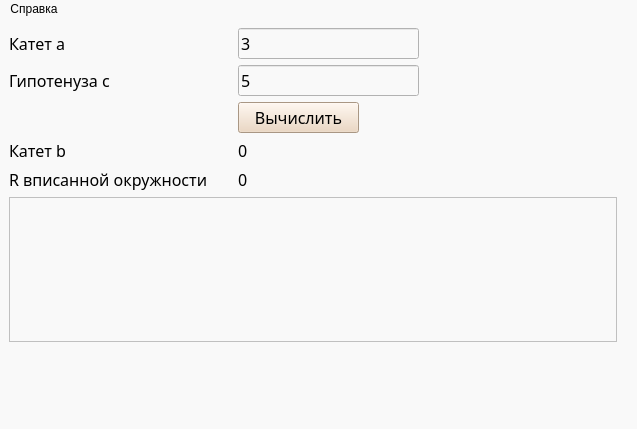
Above: with_class_qt/mainwindow.ui from ivtipm/oop2022-arsentyeva-n before the change. Below: the same form after it.
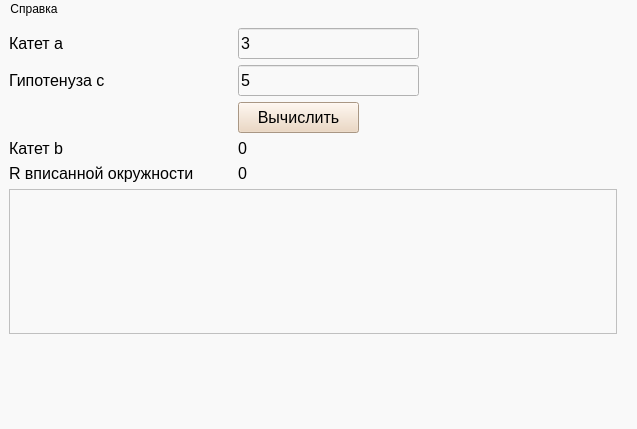
That is the form after the change. Icons and pictures are not drawn.

```diff
--- a/with_class_qt/mainwindow.ui
+++ b/with_class_qt/mainwindow.ui
@@ -24,7 +24,6 @@
   </property>
   <property name="font">
    <font>
-    <family>Segoe UI Semilight</family>
     <pointsize>12</pointsize>
    </font>
   </property>
@@ -45,7 +44,6 @@
      <widget class="QLabel" name="label_hypotenuse">
       <property name="font">
        <font>
-        <family>Segoe UI Semilight</family>
         <pointsize>12</pointsize>
        </font>
       </property>
@@ -64,7 +62,6 @@
       </property>
       <property name="font">
        <font>
-        <family>Segoe UI Semilight</family>
         <pointsize>12</pointsize>
        </font>
       </property>
@@ -77,7 +74,6 @@
      <widget class="QLabel" name="label_secondCathetus">
       <property name="font">
        <font>
-        <family>Segoe UI Semilight</family>
         <pointsize>12</pointsize>
        </font>
       </property>
@@ -102,7 +98,6 @@
       </property>
       <property name="font">
        <font>
-        <family>Segoe UI Semilight</family>
         <pointsize>12</pointsize>
        </font>
       </property>
@@ -127,7 +122,6 @@
       </property>
       <property name="font">
        <font>
-        <family>Segoe UI Semilight</family>
         <pointsize>12</pointsize>
        </font>
       </property>
@@ -140,7 +134,6 @@
      <widget class="QLabel" name="label_radius">
       <property name="font">
        <font>
-        <family>Segoe UI Semilight</family>
         <pointsize>12</pointsize>
        </font>
       </property>
@@ -153,7 +146,6 @@
      <widget class="QLabel" name="label_firstCathetus">
       <property name="font">
        <font>
-        <family>Segoe UI Semilight</family>
         <pointsize>12</pointsize>
        </font>
       </property>
@@ -178,7 +170,6 @@
       </property>
       <property name="font">
        <font>
-        <family>Segoe UI Semilight</family>
         <pointsize>12</pointsize>
        </font>
       </property>
@@ -213,7 +204,6 @@
       </property>
       <property name="font">
        <font>
-        <family>Segoe UI Semilight</family>
         <pointsize>12</pointsize>
        </font>
       </property>
@@ -270,7 +260,6 @@
       </property>
       <property name="font">
        <font>
-        <family>Segoe UI Semilight</family>
         <pointsize>12</pointsize>
        </font>
       </property>
```
Left out of the diff: 12 changed lines with no effect on the pictures.
